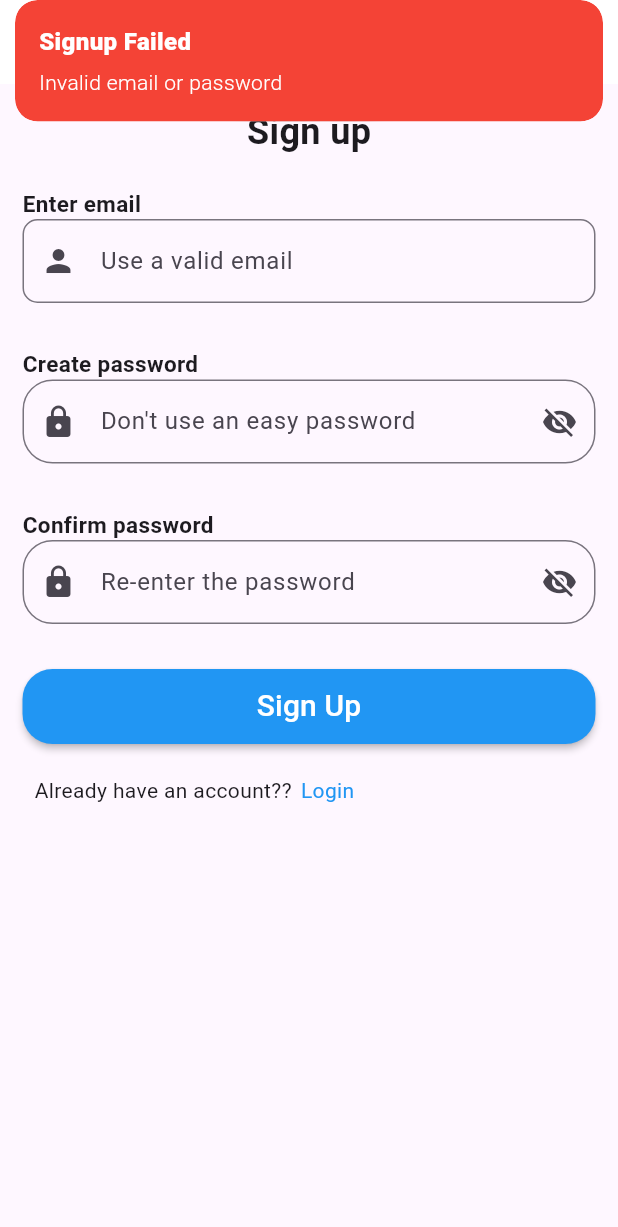
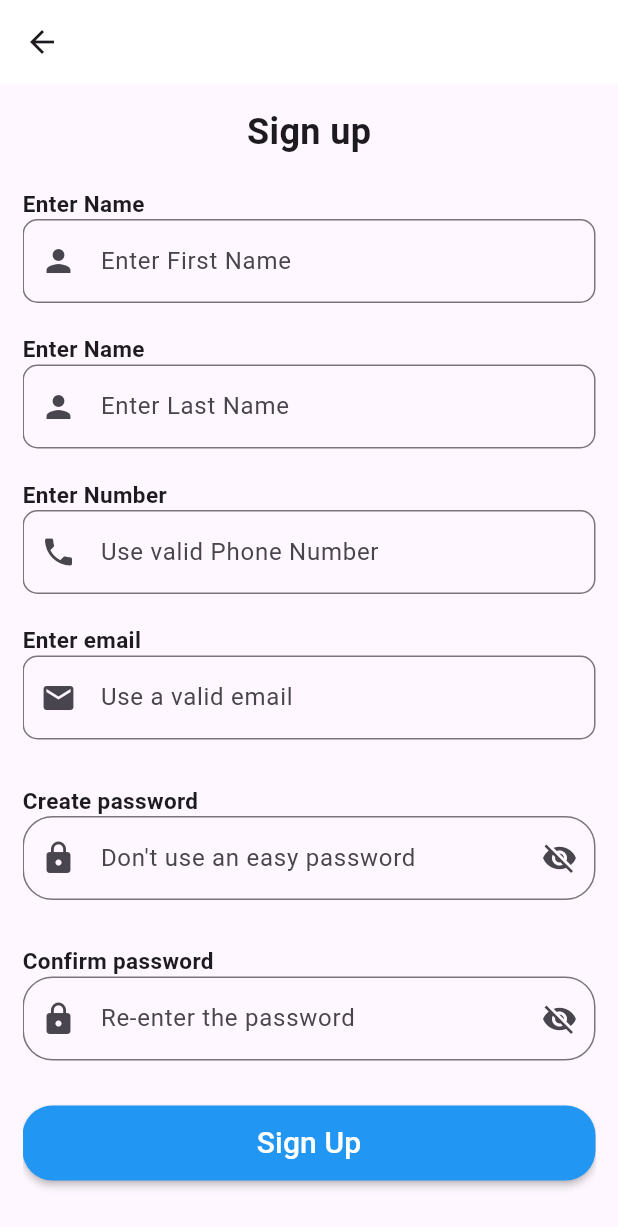
Before and after one commit to Machok4/Fidel, a Flutter app: the SignUpScreen screen opened by its route, after a tap on "Sign Up", on a phone screen of 412 x 824 dp. Shown: the top 1227 px of the screen. Run offline on Flutter 3.47's test engine with Material 3 defaults, Android fonts, the phone set to English and light mode, and no system bars; our stand-ins replace curved_navigation_bar, get; accounts and stored records are empty.

Commit message:
Update signup.dart

```diff
--- a/lib/views/signup.dart
+++ b/lib/views/signup.dart
@@ -1,4 +1,3 @@
-
 import 'package:acs314_project/controllers/signupcontroller.dart';
 import 'package:flutter/material.dart';
 import 'package:get/get_core/src/get_main.dart';
@@ -8,7 +7,6 @@
 Signupcontroller signupController = Get.put(Signupcontroller());
 TextEditingController emailController = TextEditingController();
 TextEditingController passwordController = TextEditingController();
-
 
 class SignUpScreen extends StatefulWidget {
   const SignUpScreen({super.key});
@@ -36,7 +34,6 @@
             //mainAxisAlignment: MainAxisAlignment.center,
             //crossAxisAlignment: CrossAxisAlignment.center,
             children: [
-
               Text(
                 "Sign up",
                 style: TextStyle(fontSize: 24, fontWeight: FontWeight.bold),
@@ -44,17 +41,77 @@
               SizedBox(height: 20),
               Row(
                 children: [
-                    Text("Enter email",style: TextStyle(fontSize:15,fontWeight: FontWeight.w700),),
+                  Text(
+                    "Enter Name",
+                    style: TextStyle(fontSize: 15, fontWeight: FontWeight.w700),
+                  ),
                 ],
               ),
               TextField(
                 decoration: InputDecoration(
                   border: OutlineInputBorder(
-                      borderRadius: BorderRadius.circular(10.0)
+                    borderRadius: BorderRadius.circular(10.0),
                   ),
-                    hintText:"Use a valid email",
+                  hintText: "Enter First Name",
 
                   prefixIcon: Icon(Icons.person),
+                ),
+              ),
+              SizedBox(height: 20),
+              Row(
+                children: [
+                  Text(
+                    "Enter Name",
+                    style: TextStyle(fontSize: 15, fontWeight: FontWeight.w700),
+                  ),
+                ],
+              ),
+              TextField(
+                decoration: InputDecoration(
+                  border: OutlineInputBorder(
+                    borderRadius: BorderRadius.circular(10.0),
+                  ),
+                  hintText: "Enter Last Name",
+
+                  prefixIcon: Icon(Icons.person),
+                ),
+              ),
+              SizedBox(height: 20),
+              Row(
+                children: [
+                  Text(
+                    "Enter Number",
+                    style: TextStyle(fontSize: 15, fontWeight: FontWeight.w700),
+                  ),
+                ],
+              ),
+              TextField(
+                decoration: InputDecoration(
+                  border: OutlineInputBorder(
+                    borderRadius: BorderRadius.circular(10.0),
+                  ),
+                  hintText: "Use valid Phone Number",
+
+                  prefixIcon: Icon(Icons.phone),
+                ),
+              ),
+              SizedBox(height: 20),
+              Row(
+                children: [
+                  Text(
+                    "Enter email",
+                    style: TextStyle(fontSize: 15, fontWeight: FontWeight.w700),
+                  ),
+                ],
+              ),
+              TextField(
+                decoration: InputDecoration(
+                  border: OutlineInputBorder(
+                    borderRadius: BorderRadius.circular(10.0),
+                  ),
+                  hintText: "Use a valid email",
+
+                  prefixIcon: Icon(Icons.email),
                 ),
               ),
               SizedBox(height: 30),
@@ -62,8 +119,10 @@
 
               Row(
                 children: [
-                    Text("Create password",style: TextStyle(fontSize:15,fontWeight: FontWeight.w700),),
-
+                  Text(
+                    "Create password",
+                    style: TextStyle(fontSize: 15, fontWeight: FontWeight.w700),
+                  ),
                 ],
               ),
               TextField(
@@ -80,8 +139,10 @@
               SizedBox(height: 30),
               Row(
                 children: [
-                    Text("Confirm password",style: TextStyle(fontSize:15,fontWeight: FontWeight.w700),),
-
+                  Text(
+                    "Confirm password",
+                    style: TextStyle(fontSize: 15, fontWeight: FontWeight.w700),
+                  ),
                 ],
               ),
               TextField(
@@ -98,7 +159,7 @@
               SizedBox(height: 30),
               MaterialButton(
                 onPressed: () {
-                  bool success = Signupcontroller.signup(
+                  bool success = signupController.signup(
                     emailController.text,
                     passwordController.text,
                   );
@@ -137,15 +198,16 @@
                         Text("Already have an account??"),
                         SizedBox(width: 6),
                         GestureDetector(
+                          onTap: () => Get.toNamed("/login"),
+                          child: Text(
+                            "Login",
+                            style: TextStyle(color: Colors.blue),
+                          ),
 
-                            onTap: () => Get.toNamed("/login"),
-                             child: Text("Login", style: TextStyle(color: Colors.blue)),
                           // Handle login tap
-
                         ),
                       ],
                     ),
-
                   ],
                 ),
               ),
```
Lines whose indentation alone changed are shown as unchanged.
